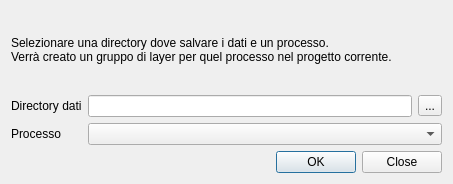
First picture: the form in pzp/ui/add_process.ui, repository opengisch/pzp, before the edit.
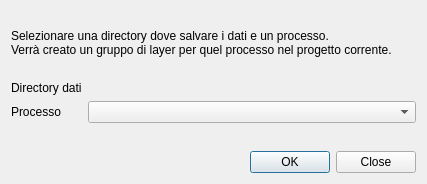
Second picture: the form after the edit. Custom widgets are drawn as their Qt base class.

Commit message: Revert to QgsFileWidget

```diff
--- a/pzp/ui/add_process.ui
+++ b/pzp/ui/add_process.ui
@@ -6,7 +6,7 @@
    <rect>
     <x>0</x>
     <y>0</y>
-    <width>453</width>
+    <width>427</width>
     <height>184</height>
    </rect>
   </property>
@@ -23,9 +23,23 @@
     </widget>
    </item>
    <item>
-    <layout class="QGridLayout" name="gridLayout">
+    <layout class="QFormLayout" name="formLayout">
+     <item row="0" column="0">
+      <widget class="QLabel" name="label_2">
+       <property name="text">
+        <string>Directory dati</string>
+       </property>
+      </widget>
+     </item>
      <item row="0" column="1">
-      <widget class="QLineEdit" name="directory_lineEdit"/>
+      <widget class="QgsFileWidget" name="file_widget">
+       <property name="storageMode">
+        <enum>QgsFileWidget::GetDirectory</enum>
+       </property>
+       <property name="options">
+        <set>QFileDialog::ShowDirsOnly</set>
+       </property>
+      </widget>
      </item>
      <item row="1" column="0">
       <widget class="QLabel" name="label_3">
@@ -34,21 +48,7 @@
        </property>
       </widget>
      </item>
-     <item row="0" column="0">
-      <widget class="QLabel" name="label_2">
-       <property name="text">
-        <string>Directory dati</string>
-       </property>
-      </widget>
-     </item>
-     <item row="0" column="2">
-      <widget class="QToolButton" name="directory_toolButton">
-       <property name="text">
-        <string>...</string>
-       </property>
-      </widget>
-     </item>
-     <item row="1" column="1" colspan="2">
+     <item row="1" column="1">
       <widget class="QComboBox" name="process_cbox"/>
      </item>
     </layout>
@@ -68,6 +68,13 @@
    </item>
   </layout>
  </widget>
+ <customwidgets>
+  <customwidget>
+   <class>QgsFileWidget</class>
+   <extends>QWidget</extends>
+   <header>qgsfilewidget.h</header>
+  </customwidget>
+ </customwidgets>
  <resources/>
  <connections>
   <connection>
```
